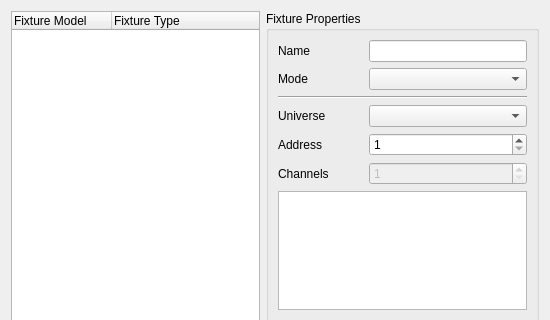
First picture: the form in trunk/ui/src/addfixture.ui, repository Bondzio/qlc, before the edit; both pictures show x 0 to 550 and y 0 to 320 of the 550 by 460 pixel window.
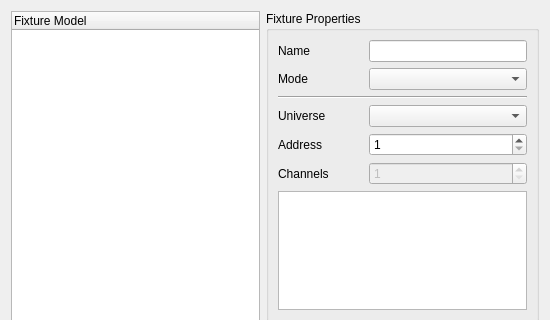
Second picture: the form after the edit.

Commit message: Removed Type column from AddFixture since it's not used

```diff
--- a/trunk/ui/src/addfixture.ui
+++ b/trunk/ui/src/addfixture.ui
@@ -26,11 +26,6 @@
        <string>Fixture Model</string>
       </property>
      </column>
-     <column>
-      <property name="text" >
-       <string>Fixture Type</string>
-      </property>
-     </column>
     </widget>
    </item>
    <item row="0" column="1" >
```
Left out of the diff: 197 changed lines with no effect on the pictures.
